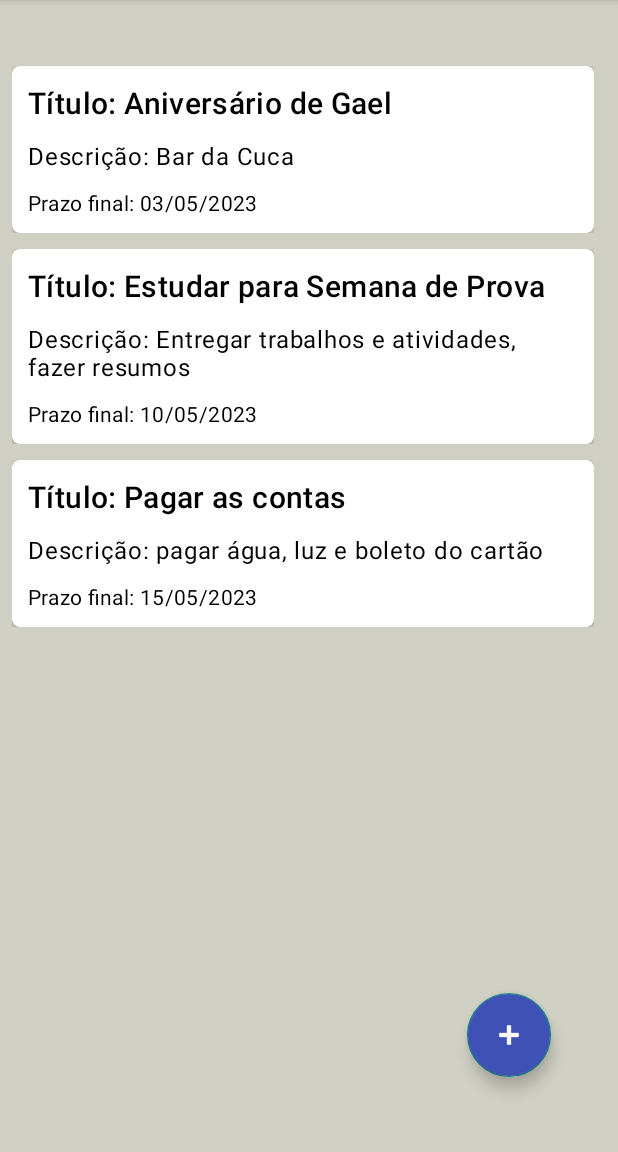
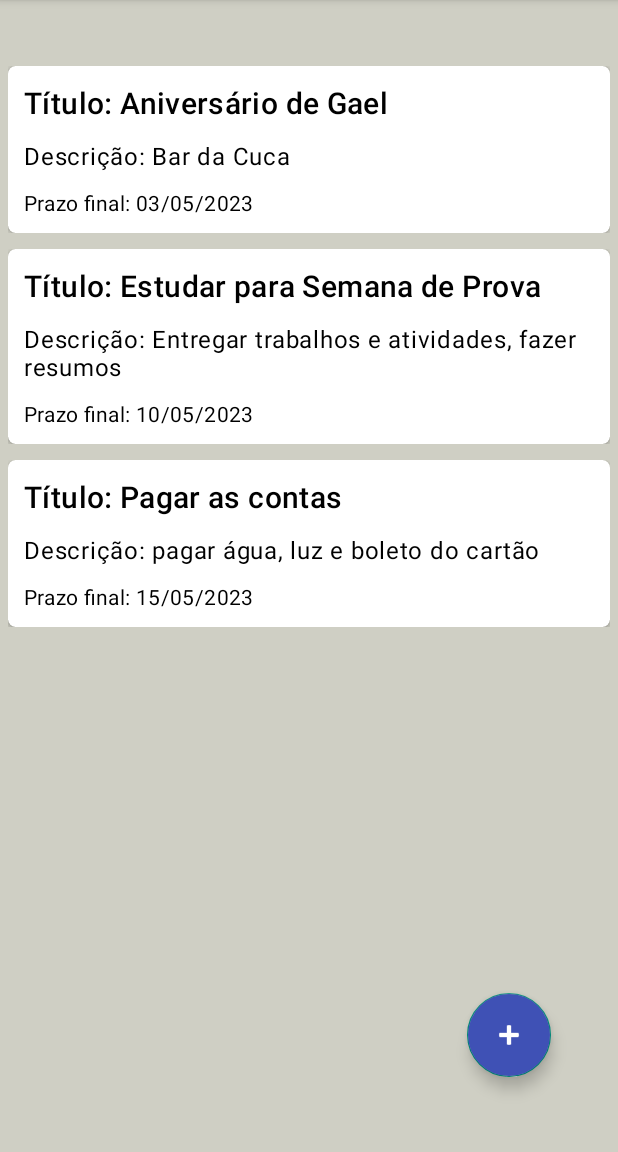
Before and after one commit to paulaaraujo11/shipshapeapp, an Android app: the ListNoteActivity screen opened directly, with no data from a screen before it, on a phone screen of 412 x 824 dp, the part 84-1236 px from its top. Run offline under Robolectric (Android 15) with nearby library versions, the phone set to English and light mode, and no system bars; our stand-ins replace Room's generated code.

Commit message:
código refatorado com mudanças no layout

```diff
--- a/app/src/main/res/layout/list_note_activity.xml
+++ b/app/src/main/res/layout/list_note_activity.xml
@@ -24,7 +24,7 @@
 
     <androidx.recyclerview.widget.RecyclerView
         android:id="@+id/note_list"
-        android:layout_width="409dp"
+        android:layout_width="match_parent"
         android:layout_height="729dp"
         app:layout_constraintBottom_toBottomOf="parent"
         app:layout_constraintEnd_toEndOf="parent"
--- a/app/src/main/res/layout/note_list_item.xml
+++ b/app/src/main/res/layout/note_list_item.xml
@@ -12,7 +12,6 @@
         android:layout_width="match_parent"
         android:layout_height="match_parent"
         app:cardCornerRadius="5dp"
-        android:layout_margin="5dp"
         android:elevation="5dp">
 
         <RelativeLayout
```
